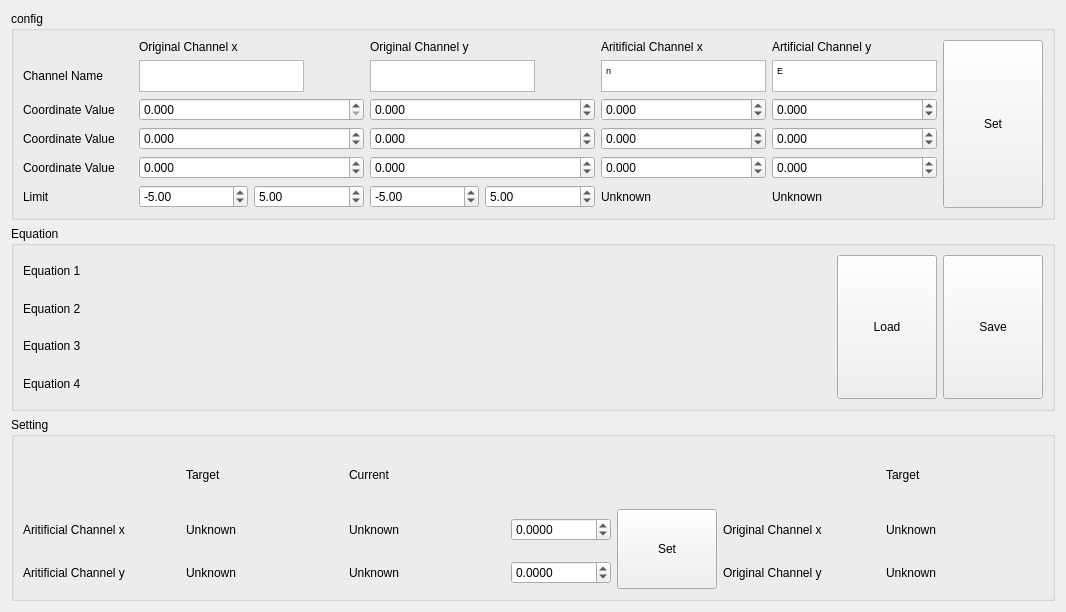
Above: core/ui/artificial_channel_2D.ui from lictailer/zmeter before the change. Below: the same form after it.
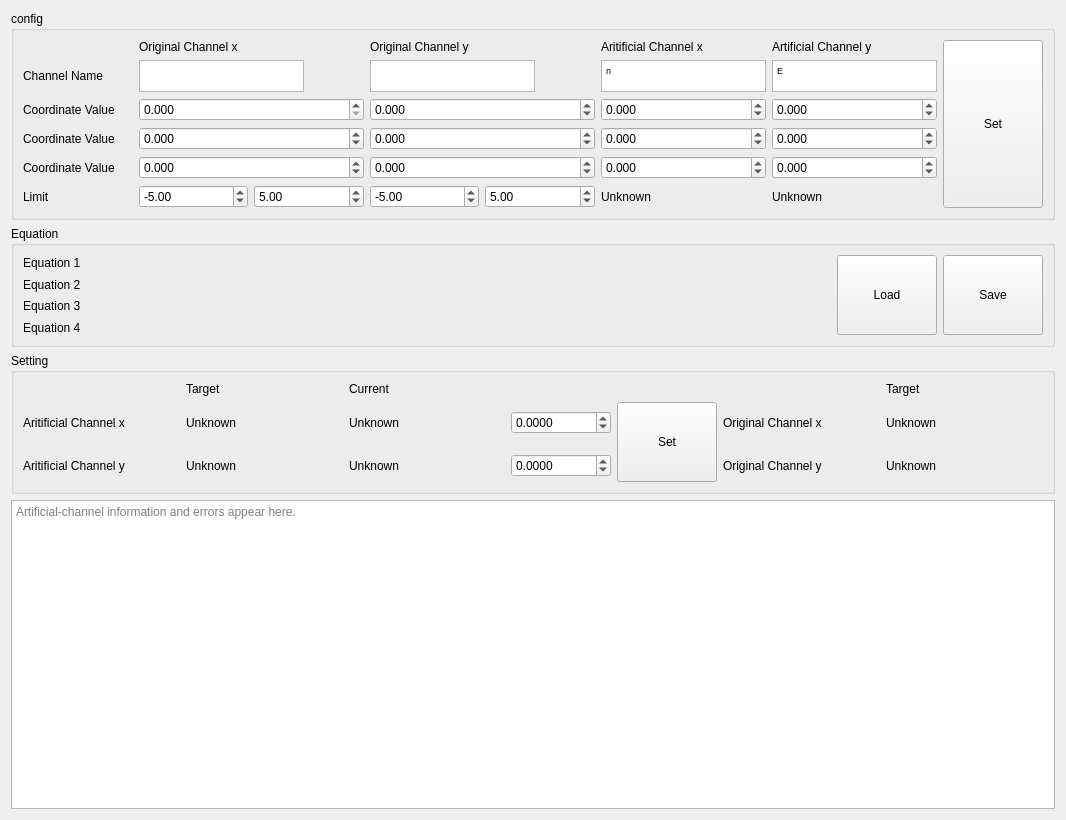
That is the form after the change.

What changed in the file:
```diff
--- a/core/ui/artificial_channel_2D.ui
+++ b/core/ui/artificial_channel_2D.ui
@@ -7,11 +7,11 @@
     <x>0</x>
     <y>0</y>
     <width>1066</width>
-    <height>612</height>
+    <height>820</height>
    </rect>
   </property>
   <property name="sizePolicy">
-   <sizepolicy hsizetype="Fixed" vsizetype="Fixed">
+   <sizepolicy hsizetype="Preferred" vsizetype="Preferred">
     <horstretch>0</horstretch>
     <verstretch>0</verstretch>
    </sizepolicy>
@@ -790,6 +790,13 @@
      </layout>
     </widget>
    </item>
+   <item>
+    <widget class="QPlainTextEdit" name="log_plainTextEdit">
+     <property name="placeholderText">
+      <string>Artificial-channel information and errors appear here.</string>
+     </property>
+    </widget>
+   </item>
   </layout>
  </widget>
  <resources/>
```
